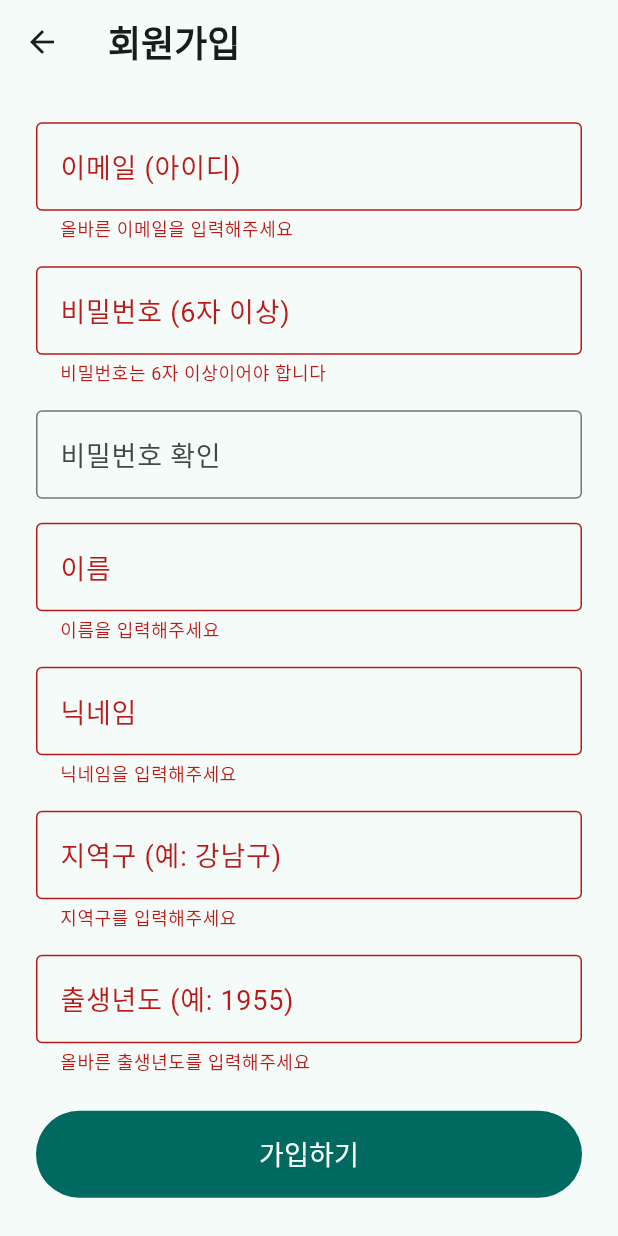
After one commit to CPA-KWON/silver-life, a Flutter app: the SignupPage screen opened directly, after a tap on "가입하기", on a phone screen of 412 x 824 dp. The commit adds this screen. Run offline on Flutter 3.47's test engine with Material 3 defaults, Android fonts, the phone set to English and light mode, and no system bars; our stand-ins replace supabase_flutter; accounts and stored records are empty.

Commit message:
Add email/password auth with Supabase

```diff
--- a/analysis_options.yaml
+++ b/analysis_options.yaml
@@ -13,6 +13,11 @@ analyzer:
   exclude:
     - build/**
     - android/**
+    - ios/**
+    - web/**
+    - windows/**
+    - macos/**
+    - linux/**
 
 linter:
   # The lint rules applied to this project can be customized in the
--- /dev/null
+++ b/lib/auth/signup_page.dart
@@ -0,0 +1,239 @@
+import 'package:flutter/material.dart';
+import 'package:supabase_flutter/supabase_flutter.dart';
+
+class SignupPage extends StatefulWidget {
+  const SignupPage({super.key});
+
+  @override
+  State<SignupPage> createState() => _SignupPageState();
+}
+
+class _SignupPageState extends State<SignupPage> {
+  final _formKey = GlobalKey<FormState>();
+  final _emailController = TextEditingController();
+  final _passwordController = TextEditingController();
+  final _passwordConfirmController = TextEditingController();
+  final _nameController = TextEditingController();
+  final _nicknameController = TextEditingController();
+  final _regionController = TextEditingController();
+  final _birthYearController = TextEditingController();
+  bool _isLoading = false;
+
+  @override
+  void dispose() {
+    _emailController.dispose();
+    _passwordController.dispose();
+    _passwordConfirmController.dispose();
+    _nameController.dispose();
+    _nicknameController.dispose();
+    _regionController.dispose();
+    _birthYearController.dispose();
+    super.dispose();
+  }
+
+  Future<void> _signup() async {
+    if (!_formKey.currentState!.validate()) return;
+
+    setState(() => _isLoading = true);
+    try {
+      final response = await Supabase.instance.client.auth.signUp(
+        email: _emailController.text.trim(),
+        password: _passwordController.text,
+        data: {
+          'name': _nameController.text.trim(),
+          'nickname': _nicknameController.text.trim(),
+          'region': _regionController.text.trim(),
+          'birth_year': int.parse(_birthYearController.text.trim()),
+        },
+      );
+
+      if (!mounted) return;
+
+      if (response.session == null) {
+        // Email confirmation is required before the user can log in.
+        // Shown as a dialog (not a SnackBar) so it isn't dismissed by the
+        // pop() below tearing down this page's Scaffold before it can show.
+        await showDialog<void>(
+          context: context,
+          builder: (dialogContext) => AlertDialog(
+            title: const Text('가입 확인 이메일 발송'),
+            content: const Text(
+              '입력하신 이메일 주소로 확인 메일을 보냈습니다.\n'
+              '메일함에서 링크를 눌러 인증을 완료한 뒤 로그인해주세요.',
+            ),
+            actions: [
+              TextButton(
+                onPressed: () => Navigator.of(dialogContext).pop(),
+                child: const Text('확인'),
+              ),
+            ],
+          ),
+        );
+        if (!mounted) return;
+        Navigator.of(context).pop();
+      } else {
+        Navigator.of(context).pop();
+      }
+    } on AuthException catch (e) {
+      // A duplicate nickname fails inside the DB trigger that creates the
+      // profiles row, which GoTrue surfaces back as a generic AuthException.
+      if (e.message.toLowerCase().contains('duplicate') ||
+          e.message.toLowerCase().contains('unique')) {
+        _showMessage('이미 사용 중인 닉네임입니다.');
+      } else {
+        _showMessage(e.message);
+      }
+    } catch (_) {
+      _showMessage('가입 중 오류가 발생했습니다. 다시 시도해주세요.');
+    } finally {
+      if (mounted) setState(() => _isLoading = false);
+    }
+  }
+
+  void _showMessage(String message) {
+    ScaffoldMessenger.of(context)
+      ..hideCurrentSnackBar()
+      ..showSnackBar(SnackBar(content: Text(message)));
+  }
+
+  @override
+  Widget build(BuildContext context) {
+    return Scaffold(
+      appBar: AppBar(title: const Text('회원가입')),
+      body: Center(
+        child: SingleChildScrollView(
+          padding: const EdgeInsets.all(24),
+          child: ConstrainedBox(
+            constraints: const BoxConstraints(maxWidth: 400),
+            child: Form(
+              key: _formKey,
+              child: Column(
+                mainAxisSize: MainAxisSize.min,
+                crossAxisAlignment: CrossAxisAlignment.stretch,
+                children: [
+                  TextFormField(
+                    controller: _emailController,
+                    keyboardType: TextInputType.emailAddress,
+                    decoration: const InputDecoration(
+                      labelText: '이메일 (아이디)',
+                      border: OutlineInputBorder(),
+                    ),
+                    validator: (value) {
+                      if (value == null || !value.contains('@')) {
+                        return '올바른 이메일을 입력해주세요';
+                      }
+                      return null;
+                    },
+                  ),
+                  const SizedBox(height: 16),
+                  TextFormField(
+                    controller: _passwordController,
+                    obscureText: true,
+                    decoration: const InputDecoration(
+                      labelText: '비밀번호 (6자 이상)',
+                      border: OutlineInputBorder(),
+                    ),
+                    validator: (value) {
+                      if (value == null || value.length < 6) {
+                        return '비밀번호는 6자 이상이어야 합니다';
+                      }
+                      return null;
+                    },
+                  ),
+                  const SizedBox(height: 16),
+                  TextFormField(
+                    controller: _passwordConfirmController,
+                    obscureText: true,
+                    decoration: const InputDecoration(
+                      labelText: '비밀번호 확인',
+                      border: OutlineInputBorder(),
+                    ),
+                    validator: (value) {
+                      if (value != _passwordController.text) {
+                        return '비밀번호가 일치하지 않습니다';
+                      }
+                      return null;
+                    },
+                  ),
+                  const SizedBox(height: 16),
+                  TextFormField(
+                    controller: _nameController,
+                    decoration: const InputDecoration(
+                      labelText: '이름',
+                      border: OutlineInputBorder(),
+                    ),
+                    validator: (value) {
+                      if (value == null || value.trim().isEmpty) {
+                        return '이름을 입력해주세요';
+                      }
+                      return null;
+                    },
+                  ),
+                  const SizedBox(height: 16),
+                  TextFormField(
+                    controller: _nicknameController,
+                    decoration: const InputDecoration(
+                      labelText: '닉네임',
+                      border: OutlineInputBorder(),
+                    ),
+                    validator: (value) {
+                      if (value == null || value.trim().isEmpty) {
+                        return '닉네임을 입력해주세요';
+                      }
+                      return null;
+                    },
+                  ),
+                  const SizedBox(height: 16),
+                  TextFormField(
+                    controller: _regionController,
+                    decoration: const InputDecoration(
+                      labelText: '지역구 (예: 강남구)',
+                      border: OutlineInputBorder(),
+                    ),
+                    validator: (value) {
+                      if (value == null || value.trim().isEmpty) {
+                        return '지역구를 입력해주세요';
+                      }
+                      return null;
+                    },
+                  ),
+                  const SizedBox(height: 16),
+                  TextFormField(
+                    controller: _birthYearController,
+                    keyboardType: TextInputType.number,
+                    decoration: const InputDecoration(
+                      labelText: '출생년도 (예: 1955)',
+                      border: OutlineInputBorder(),
+                    ),
+                    validator: (value) {
+                      final year = int.tryParse(value ?? '');
+                      final currentYear = DateTime.now().year;
+                      if (year == null || year < 1900 || year > currentYear) {
+                        return '올바른 출생년도를 입력해주세요';
+                      }
+                      return null;
+                    },
+                  ),
+                  const SizedBox(height: 24),
+                  FilledButton(
+                    onPressed: _isLoading ? null : _signup,
+                    style: FilledButton.styleFrom(
+                      padding: const EdgeInsets.symmetric(vertical: 16),
+                    ),
+                    child: _isLoading
+                        ? const SizedBox(
+                            width: 20,
+                            height: 20,
+                            child: CircularProgressIndicator(strokeWidth: 2),
+                          )
+                        : const Text('가입하기', style: TextStyle(fontSize: 18)),
+                  ),
+                ],
+              ),
+            ),
+          ),
+        ),
+      ),
+    );
+  }
+}
```
Also changed, not shown: lib/auth/auth_gate.dart (added, +23 -0 lines), lib/auth/login_page.dart (added, +148 -0 lines), lib/main.dart (+38 -4 lines), 106 other files.
